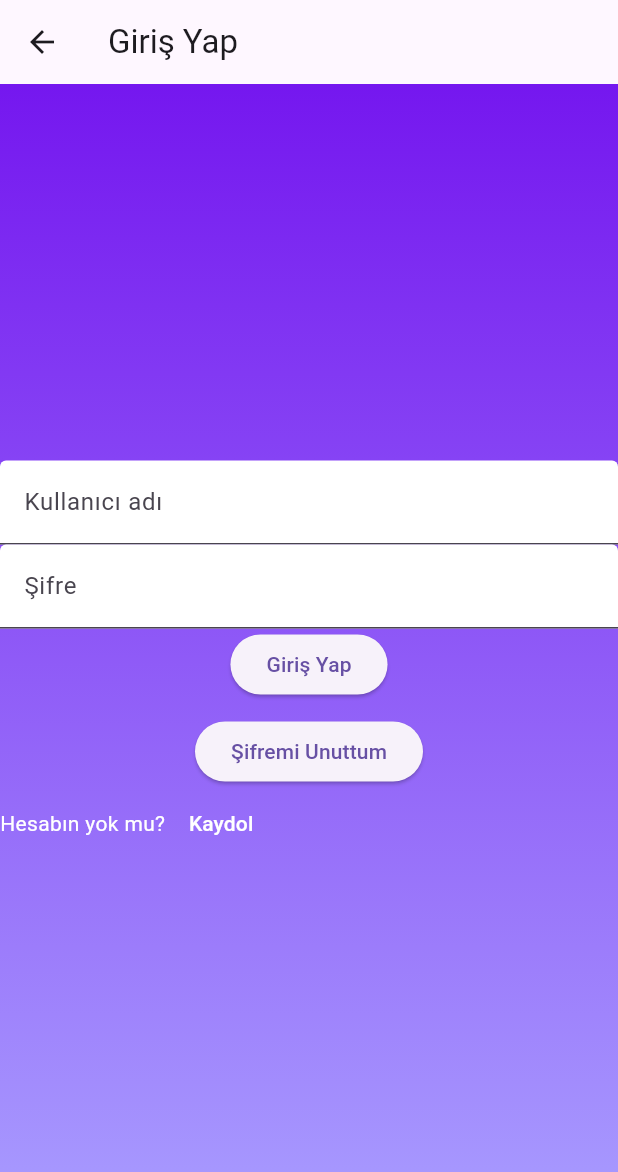
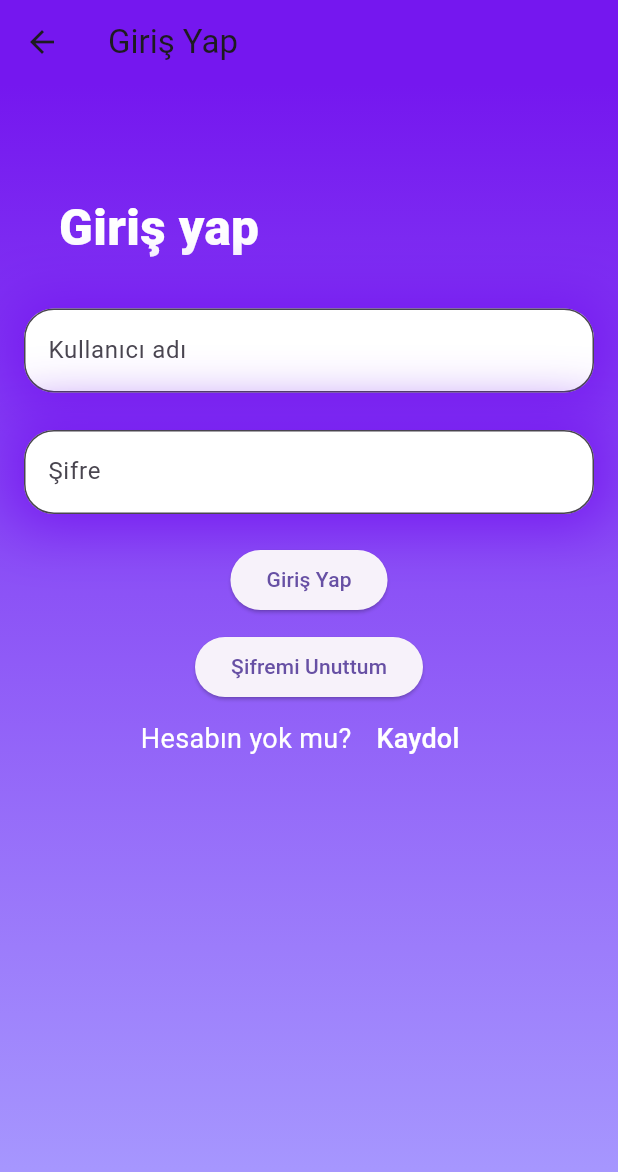
Before and after one commit to anilkrblt/musica, a Flutter app: the screen it shows after launch, after a tap on "Giriş yap", on a phone screen of 412 x 824 dp. Shown: the top 1172 px of the screen. Run offline on Flutter 3.47's test engine with Material 3 defaults, Android fonts, the phone set to English and light mode, and no system bars; our stand-ins replace audioplayers, file_picker, marquee, palette_generator, sqflite; missing offline and left inert: dart:ffi, dart:html; accounts and stored records are empty; network calls fail.

Commit message:
müzik türlerinin playlist sayfasına bağlantısı yapıldı. login ekranı tasarlandı

```diff
--- a/lib/modeller/account.dart
+++ b/lib/modeller/account.dart
@@ -41,9 +41,7 @@ class _GirisState extends State<Giris> {
                       child: Column(
                         children: [
                           Text("Hemen katıl.",style:TextStyle(color: beyaz(), fontSize: 20, fontWeight: FontWeight.w700),),
-                          Container(
-                            margin: EdgeInsets.only(top: 5),
-                            child: ElevatedButton(onPressed: (){
+                          ElevatedButton(onPressed: (){
 
                             Navigator.pushNamed(context, '/RegisterScreen');
                             }, child: Padding(
@@ -57,7 +55,6 @@ class _GirisState extends State<Giris> {
                               ],
                             ),
                           )),
-                          ),
                         ],
                       ),
                     ),
--- a/lib/modeller/login_screen.dart
+++ b/lib/modeller/login_screen.dart
@@ -2,6 +2,7 @@ import 'package:flutter/material.dart';
 import 'package:musica/ana_sayfa.dart';
 import 'package:musica/database/database_helper.dart';
 import 'package:musica/database/user_crud.dart';
+import 'package:musica/play_music_sayfasi.dart';
 import 'package:musica/profil_sayfasi.dart';
 
 class LoginScreen extends StatefulWidget {
@@ -52,24 +53,60 @@ class _LoginScreenState extends State<LoginScreen> {
   @override
   Widget build(BuildContext context) {
     return Scaffold(
-      appBar: AppBar(title: const Text('Giriş Yap')),
+      appBar: AppBar(title:  Text('Giriş Yap'),backgroundColor: renk2(),),
       body: Container(
         decoration: genelTema(),
 
+        child: Padding(
+          padding: const EdgeInsets.all(16.0),
           child: Column(
-          mainAxisAlignment: MainAxisAlignment.center,
-          children: [
+            //mainAxisAlignment: MainAxisAlignment.center,
+            children: <Widget>[
 
-            TextField(
+             // Expanded(flex:5,child: Column(children: [],)),
+              Expanded(flex:1,child: SizedBox(height: 150,)),
+              Expanded(flex: 12,
+                child: Column(
+                  children: [Container(
+                      margin: EdgeInsets.only(bottom: 30, right: 200),
+                      child: Text("Giriş yap", style: TextStyle(fontSize: 33,fontWeight: FontWeight.w900, color: beyaz()),)),
+                    Container(
+                      decoration: BoxDecoration(boxShadow: [
+                        BoxShadow(
+                          color: renk2(),
+                          spreadRadius: 7,
+                          blurRadius:35,
+                          offset: Offset(0, 0),
+                        ),
+                      ],),
+                      child: TextField(
                         controller: _usernameController,
                         decoration: const InputDecoration(labelText: 'Kullanıcı adı', filled: true,
-                fillColor: Colors.white, ),
+                                        fillColor: Colors.white, border: OutlineInputBorder(
+                                        borderRadius: BorderRadius.all(Radius.circular(20)),
+                                      ), ),
 
                       ),
-            TextField(
+                    ),
+                    Padding(
+                      padding: const EdgeInsets.only(top: 25,bottom: 20),
+                      child: Container(
+                        decoration: BoxDecoration(boxShadow: [
+                          BoxShadow(
+                            color: renk2(),
+                            spreadRadius: 7,
+                            blurRadius:35,
+                            offset: Offset(0, 0),
+                          ),
+                        ],),
+                        child: TextField(
                           controller: _passwordController,
-              decoration: const InputDecoration(labelText: 'Şifre', filled: true,
-                fillColor: Colors.white,),obscureText: true,
+                          decoration: const InputDecoration(labelText: 'Şifre', filled: true,  border: OutlineInputBorder(
+                            borderRadius: BorderRadius.all(Radius.circular(20)),
+                          ),
+                            fillColor: Colors.white, ),
+                        ),
+                      ),
                     ),
 
                     ElevatedButton(
@@ -84,21 +121,25 @@ class _LoginScreenState extends State<LoginScreen> {
                         child: const Text('Şifremi Unuttum'),
                       ),
                     ),
-            Row(
+                    Row(mainAxisAlignment: MainAxisAlignment.center,
                       children: [
-                Text("Hesabın yok mu? ", style: TextStyle(color:beyaz()),),
+                        Text("Hesabın yok mu? ", style: TextStyle(color:beyaz(), fontSize: 18),),
                         TextButton(
                             onPressed: () {
 
                               Navigator.popAndPushNamed(context, '/RegisterScreen');
                             },
                             child: Text('Kaydol' ,
-                      style: TextStyle(color:beyaz()),), ),
+                              style: TextStyle(color:beyaz(), fontSize: 18), ), ),
                       ],
                     ),
                   ],
                 ),
               ),
+            ],
+          ),
+        ),
+      ),
     );
   }
 }
```
Lines whose indentation alone changed are shown as unchanged.
